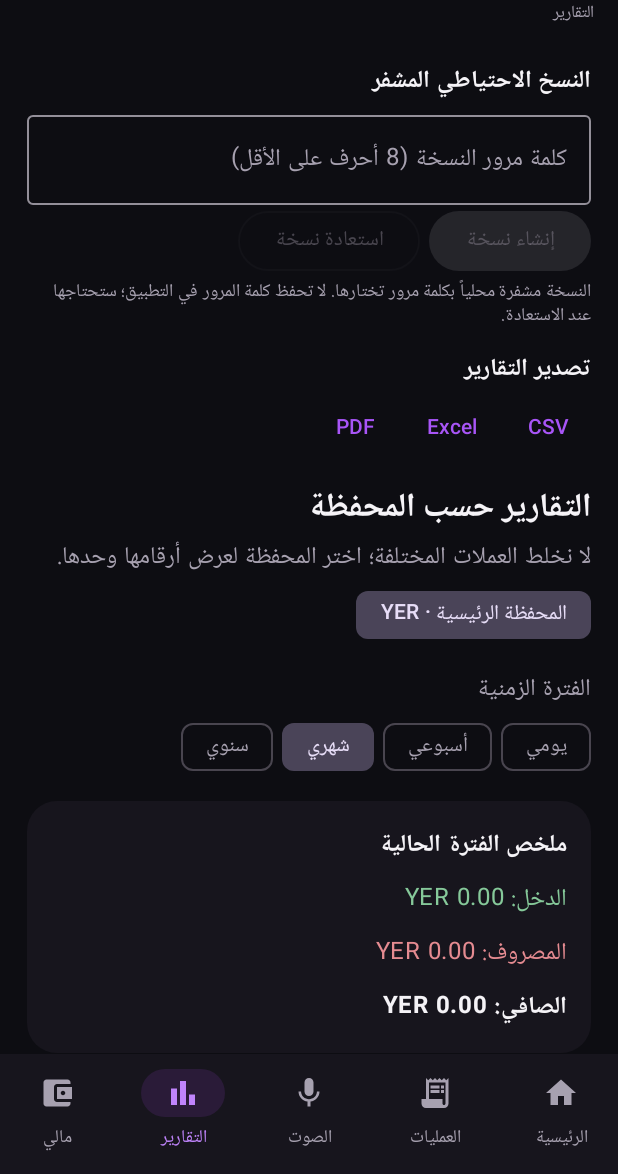
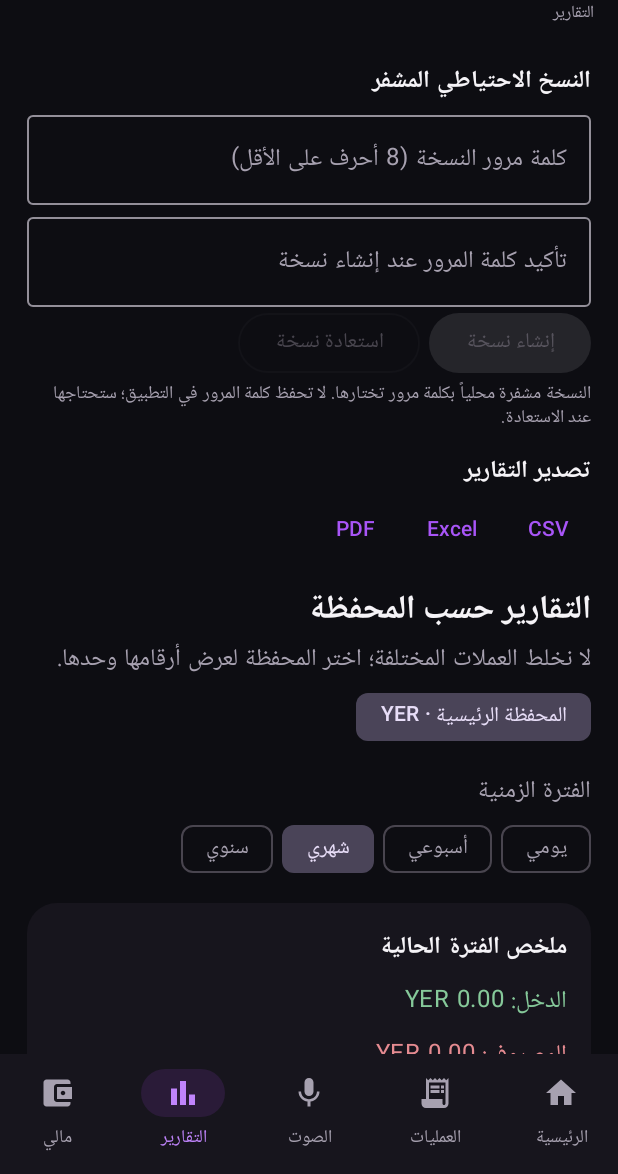
Before and after one commit to alshwqazf70-svg/MalekFinance-Android, an Android app built with Jetpack Compose: the screen it shows after launch (MainActivity), item 4 of the bottom bar chosen, on a phone screen of 412 x 824 dp, the part 62-1236 px from its top. Run offline under Robolectric (Android 15) with nearby library versions, the phone set to English and light mode, and no system bars; our stand-ins replace Room's generated code; 1 statement that could not run was skipped.

Commit message:
Require password confirmation before creating encrypted backups

```diff
--- a/app/src/main/java/com/malekfinance/ui/FinanceApp.kt
+++ b/app/src/main/java/com/malekfinance/ui/FinanceApp.kt
@@ -1145,6 +1145,7 @@ private fun ReportsLandingScreen(
     val scope = rememberCoroutineScope()
     var exportStatus by remember { mutableStateOf("") }
     var backupPassword by remember { mutableStateOf("") }
+    var backupPasswordConfirm by remember { mutableStateOf("") }
     var backupBusy by remember { mutableStateOf(false) }
     var showRestoreConfirmation by remember { mutableStateOf(false) }
     var customStartText by remember { mutableStateOf("") }
@@ -1174,7 +1175,7 @@ private fun ReportsLandingScreen(
         }.onSuccess { exportStatus = "تم تصدير ملف PDF." }.onFailure { exportStatus = "تعذر تصدير PDF." }
     }
     val backupLauncher = rememberLauncherForActivityResult(ActivityResultContracts.CreateDocument("application/octet-stream")) { uri ->
-        if (uri != null && backupPassword.length >= 8 && !backupBusy) {
+        if (uri != null && backupPassword.length >= 8 && backupPassword == backupPasswordConfirm && !backupBusy) {
             backupBusy = true
             val password = backupPassword.toCharArray()
             scope.launch {
@@ -1186,9 +1187,11 @@ private fun ReportsLandingScreen(
                 }.onSuccess { exportStatus = "تم إنشاء نسخة احتياطية مشفرة." }
                     .onFailure { exportStatus = "تعذر إنشاء النسخة الاحتياطية: " + (it.message ?: "خطأ غير معروف") }
                 backupPassword = ""
+                backupPasswordConfirm = ""
                 backupBusy = false
             }
-        } else if (backupPassword.length < 8) exportStatus = "اجعل كلمة مرور النسخة الاحتياطية 8 أحرف على الأقل."
+        } else if (backupPassword.length < 8) exportStatus = "اجعل كلمة المرور 8 أحرف على الأقل."
+        else if (backupPassword != backupPasswordConfirm) exportStatus = "كلمتا المرور غير متطابقتين."
     }
     val restoreLauncher = rememberLauncherForActivityResult(ActivityResultContracts.OpenDocument()) { uri ->
         if (uri != null && backupPassword.length >= 8 && !backupBusy) {
@@ -1234,8 +1237,16 @@ private fun ReportsLandingScreen(
                 visualTransformation = PasswordVisualTransformation(),
                 label = { Text("كلمة مرور النسخة (8 أحرف على الأقل)") }
             )
+            OutlinedTextField(
+                value = backupPasswordConfirm,
+                onValueChange = { backupPasswordConfirm = it },
+                modifier = Modifier.fillMaxWidth(),
+                singleLine = true,
+                visualTransformation = PasswordVisualTransformation(),
+                label = { Text("تأكيد كلمة المرور عند إنشاء نسخة") }
+            )
             Row(horizontalArrangement = Arrangement.spacedBy(6.dp)) {
-                Button(onClick = { backupLauncher.launch("malek-finance-backup.mfb") }, enabled = !backupBusy && backupPassword.length >= 8) {
+                Button(onClick = { backupLauncher.launch("malek-finance-backup.mfb") }, enabled = !backupBusy && backupPassword.length >= 8 && backupPassword == backupPasswordConfirm) {
                     Text(if (backupBusy) "جارٍ العمل..." else "إنشاء نسخة")
                 }
                 OutlinedButton(onClick = { showRestoreConfirmation = true }, enabled = !backupBusy && backupPassword.length >= 8) {
```
